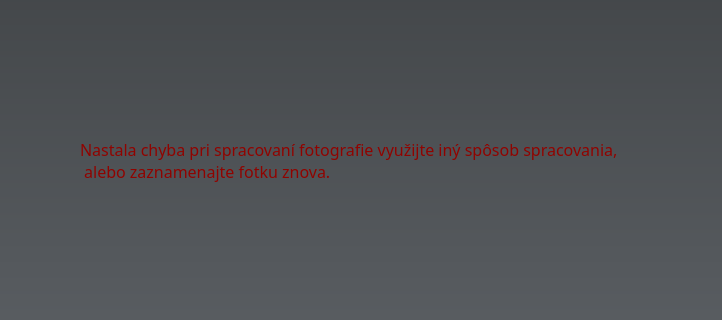
roland-zitny/BC-NAS, file nas/gui/designs/registration_window.ui: the form before one commit; both pictures show x 329 to 1051 and y 218 to 538 of the 1051 by 959 pixel window.
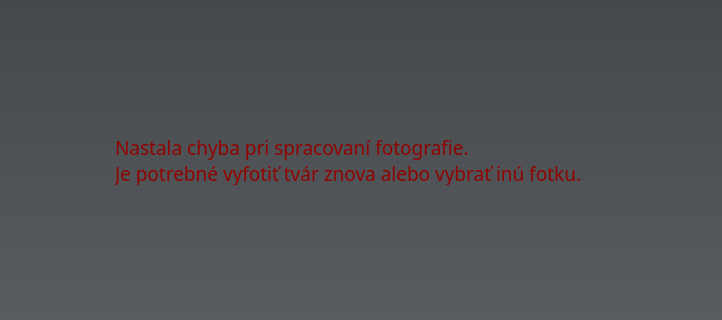
The form after the commit. Icons and pictures are not drawn.

```diff
--- a/nas/gui/designs/registration_window.ui
+++ b/nas/gui/designs/registration_window.ui
@@ -1040,12 +1040,12 @@
             </size>
            </property>
            <property name="styleSheet">
-            <string notr="true">font: 12pt Bahnschrift SemiBold;
+            <string notr="true">font: 14pt Bahnschrift SemiBold;
 color: #900300;</string>
            </property>
            <property name="text">
-            <string>Nastala chyba pri spracovaní fotografie využijte iný spôsob spracovania,
- alebo zaznamenajte fotku znova. </string>
+            <string>Nastala chyba pri spracovaní fotografie.
+Je potrebné vyfotiť tvár znova alebo vybrať inú fotku.</string>
            </property>
           </widget>
          </item>
```
